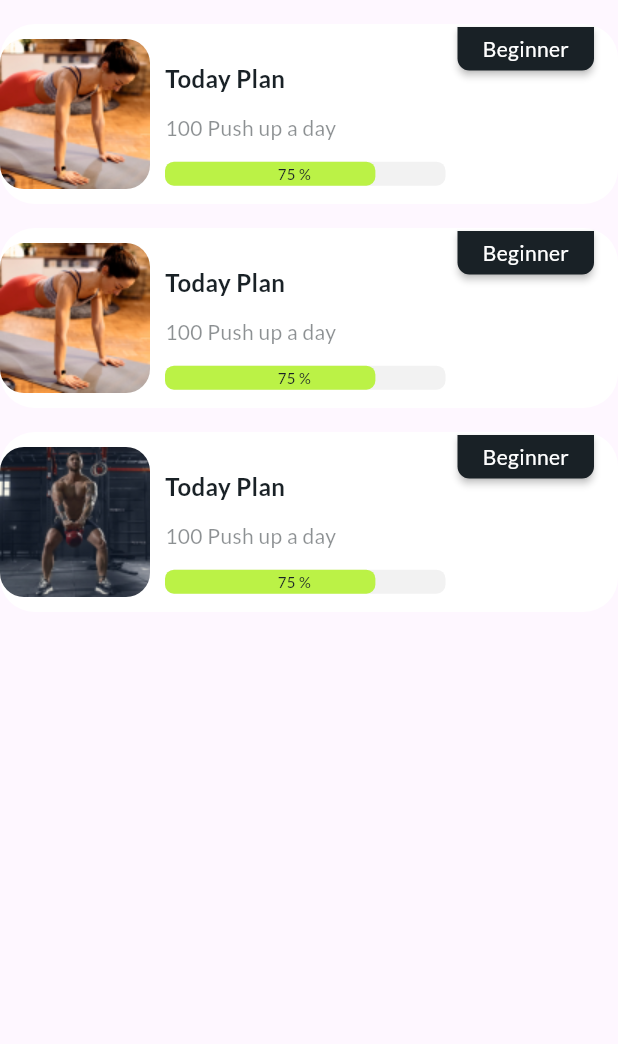
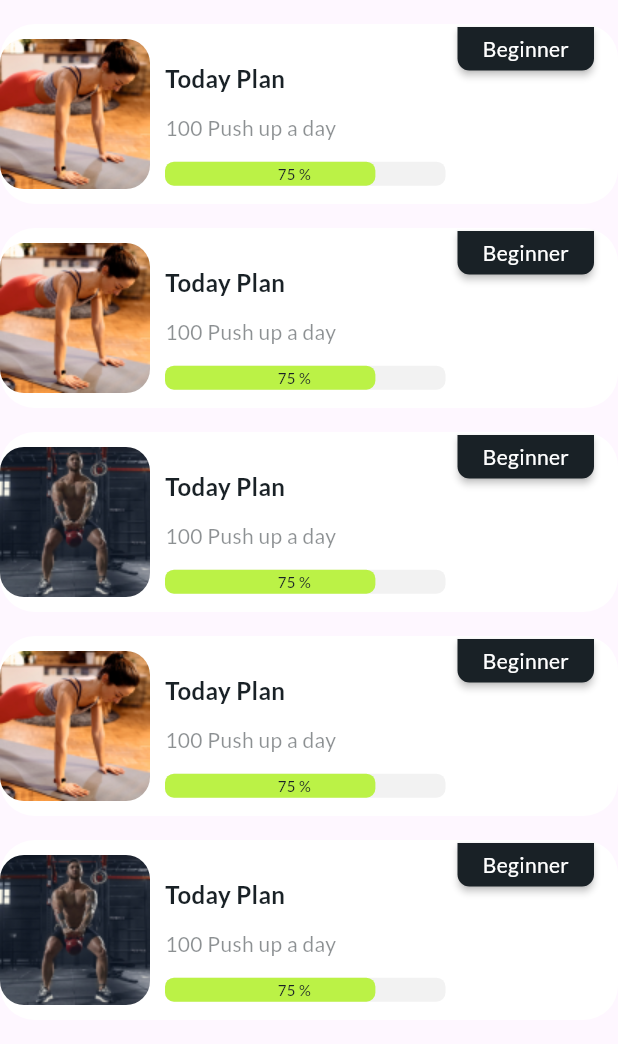
Before and after one commit to adityaandhale30/fitness_app, a Flutter app: the TodaysPlanContainer widget shown alone on an empty page, opened directly, on a phone screen of 412 x 824 dp. Shown: the top 1044 px of the screen. Run offline on Flutter 3.47's test engine with Material 3 defaults, Android fonts, the phone set to English and light mode, and no system bars; drawn by our look-alikes of badges, percent_indicator; our stand-ins replace carousel_slider, get, google_fonts, google_nav_bar; missing offline and left inert: simple_waveform_progressbar.

```diff
--- a/lib/View/Activity/activity_screen.dart
+++ b/lib/View/Activity/activity_screen.dart
@@ -8,7 +8,8 @@ class ActivityScreen extends StatelessWidget {
   @override
   Widget build(BuildContext context) {
     return Scaffold(
-      body: Padding(
+      body: SingleChildScrollView(
+        child: Padding(
           padding: const EdgeInsets.only(left: 16, right: 16, top: 60),
           child: Column(
             crossAxisAlignment: CrossAxisAlignment.start,
@@ -77,6 +78,7 @@ class ActivityScreen extends StatelessWidget {
             ],
           ),
         ),
+      ),
 
     );
   }
--- a/lib/View/Home/Widget/todayPlan_container.dart
+++ b/lib/View/Home/Widget/todayPlan_container.dart
@@ -7,12 +7,13 @@ import 'package:percent_indicator/linear_percent_indicator.dart';
 
 class TodaysPlanContainer extends StatelessWidget {
   const TodaysPlanContainer({super.key});
+ // int.pas
 
   @override
   Widget build(BuildContext context) {
-    return Expanded(
+    return Flexible(
       child: ListView.builder(
-        itemCount: 3,
+        itemCount: 5,
         itemBuilder: (context, idx) {
           return GestureDetector(
             onTap: () {
--- a/lib/View/splashScreen.dart
+++ b/lib/View/splashScreen.dart
@@ -1,4 +1,6 @@
+import 'package:fitness_app/View/botton_navigation_custom.dart';
 import 'package:flutter/material.dart';
+import 'package:get/get.dart';
 import 'package:google_fonts/google_fonts.dart';
 
 class SplashScreen extends StatelessWidget {
@@ -51,7 +53,9 @@ class SplashScreen extends StatelessWidget {
             height: 60,
           ),
           GestureDetector(
-            onTap: () {},
+            onTap: () {
+              Get.off(const BottomNavigationBarCustom());
+            },
             child: Container(
               height: 56,
               width: screenWidth,
--- a/lib/main.dart
+++ b/lib/main.dart
@@ -1,4 +1,5 @@
 import 'package:fitness_app/View/botton_navigation_custom.dart';
+import 'package:fitness_app/View/splashScreen.dart';
 import 'package:flutter/material.dart';
 import 'package:get/get.dart';
 
@@ -17,7 +18,7 @@ class MainApp extends StatelessWidget {
   Widget build(BuildContext context) {
     return const GetMaterialApp(
       debugShowCheckedModeBanner: false,
-      home: BottomNavigationBarCustom(),
+      home: SplashScreen(),
     );
   }
 }
```
Also changed, not shown: assets/images/plan3.png (added), assets/images/plan4.png (added). Lines whose indentation alone changed are shown as unchanged.
